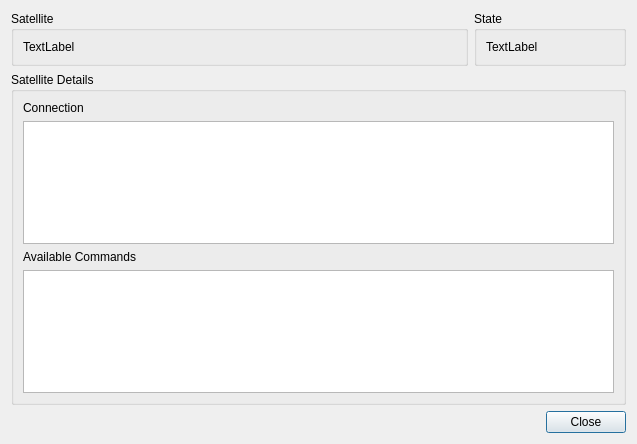
Old version of the form cxx/constellation/gui/QConnectionDialog.ui in the repository constellation-daq/Constellation.
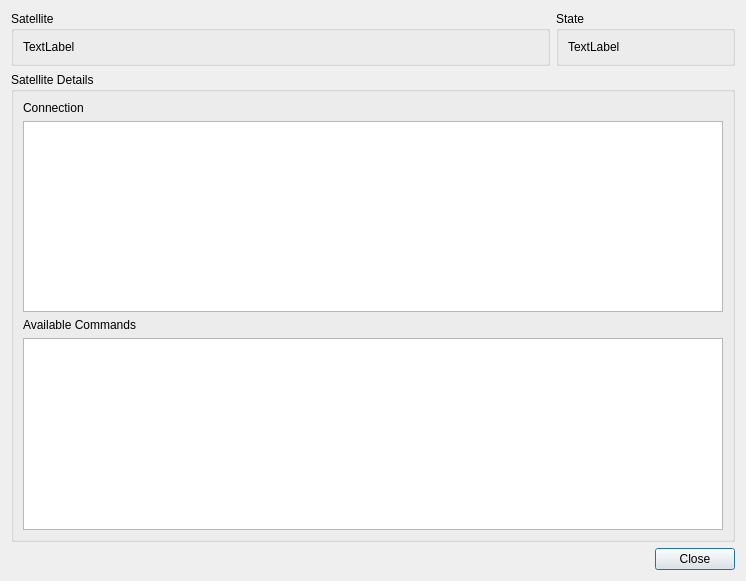
New version of the form.

Commit message: cxx/gui: connection diloag: drop header, scroll by pixel, larger window

The edit to the form file:
```diff
--- a/cxx/constellation/gui/QConnectionDialog.ui
+++ b/cxx/constellation/gui/QConnectionDialog.ui
@@ -6,8 +6,8 @@
    <rect>
     <x>0</x>
     <y>0</y>
-    <width>637</width>
-    <height>444</height>
+    <width>746</width>
+    <height>581</height>
    </rect>
   </property>
   <property name="windowTitle">
@@ -76,6 +76,12 @@
         <property name="alternatingRowColors">
          <bool>true</bool>
         </property>
+        <property name="verticalScrollMode">
+         <enum>QAbstractItemView::ScrollPerPixel</enum>
+        </property>
+        <attribute name="horizontalHeaderVisible">
+         <bool>false</bool>
+        </attribute>
         <attribute name="horizontalHeaderDefaultSectionSize">
          <number>200</number>
         </attribute>
```
